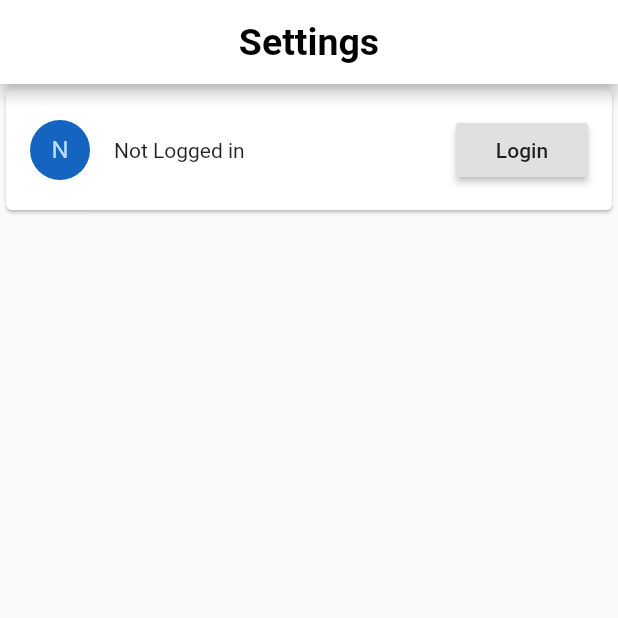
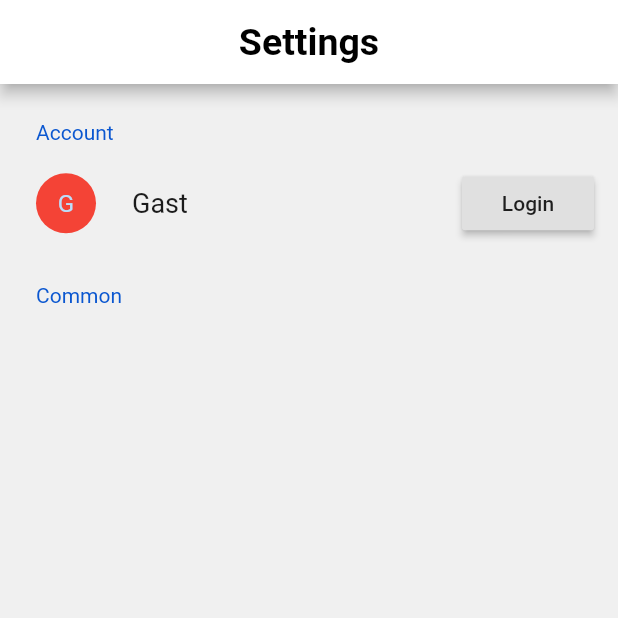
Before and after one commit to Lin2D2/Get_Table_App, a Flutter app: the Settings screen opened directly, on a phone screen of 412 x 824 dp, the top half of it. Run offline on Flutter 3.47's test engine with Material 2 defaults, Android fonts, the phone set to English and light mode, and no system bars; drawn by our look-alikes of settings_ui; our stand-ins replace page_transition; missing offline and left inert: swipedetector; network calls fail.

Commit message:
implemented settings_ui for the settings page

```diff
--- a/lib/blocs/userBloc.dart
+++ b/lib/blocs/userBloc.dart
@@ -4,7 +4,7 @@ import 'package:flutter/material.dart';
 class UserBloc extends ChangeNotifier {
   TextEditingController _usernameController = TextEditingController();
   TextEditingController _passwordController = TextEditingController();
-  String _userTitle = "Not Logged in";
+  String _userTitle;
   String _username;
   String _password;
   String _year;
--- a/lib/sites/settings.dart
+++ b/lib/sites/settings.dart
@@ -1,9 +1,9 @@
 import 'package:Get_Table_App/blocs/userBloc.dart';
 import 'package:Get_Table_App/services/apiManagerService.dart';
 import 'package:Get_Table_App/types/post.dart';
-import 'package:Get_Table_App/widgets/bottomNavigationBar.dart';
 import 'package:flutter/material.dart';
 import 'package:provider/provider.dart';
+import 'package:settings_ui/settings_ui.dart';
 
 class Settings extends StatefulWidget {
   @override
@@ -17,33 +17,47 @@ class SettingsState extends State<Settings> {
   @override
   Widget build(BuildContext context) {
     return Scaffold(
-      body: ListView(
-        children: <Widget>[
-          Card(
-            child: Row(children: [
-              Padding(
-                padding: EdgeInsets.all(16.0),
-                child: CircleAvatar(
-                  backgroundColor: Colors.blue.shade800,
-                  child: Text(
-                      context.watch<UserBloc>().userTitle[0].toUpperCase()),
+      body: SettingsList(
+        sections: [
+          SettingsSection(
+            title: 'Account',
+            tiles: [
+              SettingsTile(
+                title: context.watch<UserBloc>().userTitle != null
+                    ? context.watch<UserBloc>().userTitle
+                    : "Gast",
+                trailing: RaisedButton(
+                  child: Text(context.watch<UserBloc>().userTitle != null
+                      ? "Logout"
+                      : "Login"),
+                  onPressed: context.watch<UserBloc>().userTitle != null
+                      ? () {
+                          // TODO Logout
+                        }
+                      : () {
+                          Navigator.push(
+                            context,
+                            MaterialPageRoute(builder: (context) => Login()),
+                          );
+                        },
                 ),
+                leading: CircleAvatar(
+                  backgroundColor: context.watch<UserBloc>().userTitle != null
+                      ? Colors.blue.shade800
+                      : Colors.red,
+                  child: Text(context.watch<UserBloc>().userTitle != null
+                      ? context.watch<UserBloc>().userTitle[0].toUpperCase()
+                      : "G"),
+                ),
+                onTap: () {
+                  // TODO Edit User
+                },
               ),
-              Text(context.watch<UserBloc>().userTitle),
-              Spacer(),
-              Padding(
-                padding: EdgeInsets.all(16.0),
-                child: RaisedButton(
-                  child: Text('Login'),
-                  onPressed: () {
-                    Navigator.push(
-                      context,
-                      MaterialPageRoute(builder: (context) => Login()),
-                    );
-                  },
-                ),
-              ),
-            ]),
+            ],
+          ),
+          SettingsSection(
+            title: 'Common',
+            tiles: [],
           ),
         ],
       ),
@@ -133,8 +147,7 @@ class Login extends StatelessWidget {
                                 .text;
                             context.read<UserBloc>().timetable =
                                 response.timetable;
-                            context.read<UserBloc>().year =
-                                response.year;
+                            context.read<UserBloc>().year = response.year;
                             Navigator.pop(context);
                             break;
                           }
--- a/pubspec.yaml
+++ b/pubspec.yaml
@@ -27,6 +27,7 @@ dependencies:
   http: ^0.12.2
   provider: ^4.3.2+2
   page_transition: ^1.1.7+2
+  settings_ui: ^0.4.0
 
 
   # The following adds the Cupertino Icons font to your application.
```
